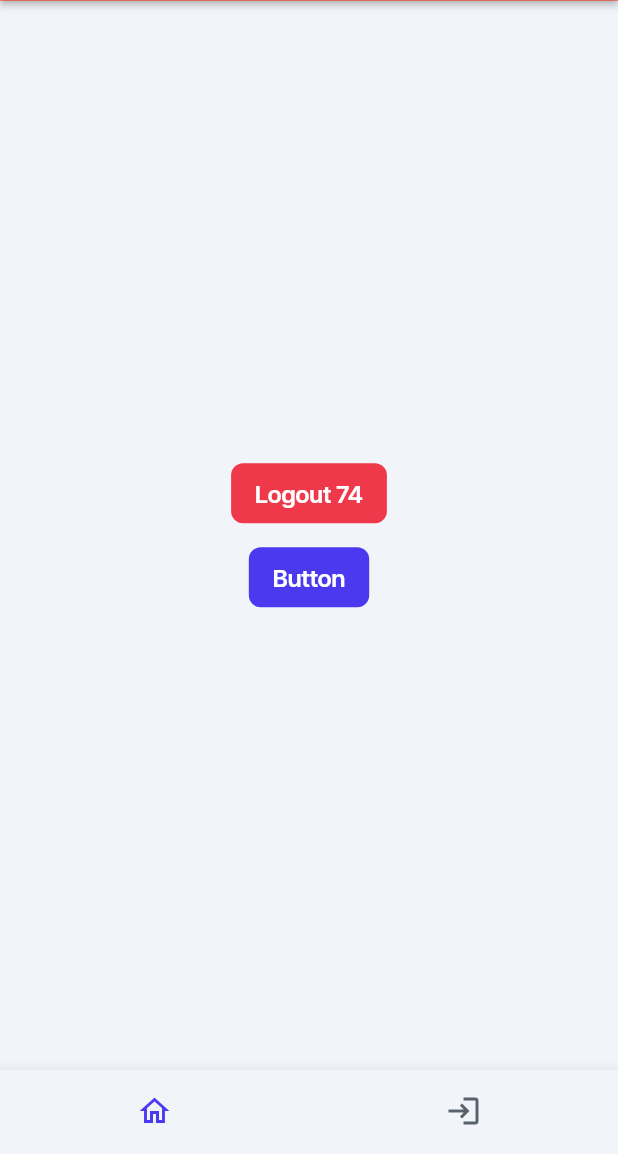
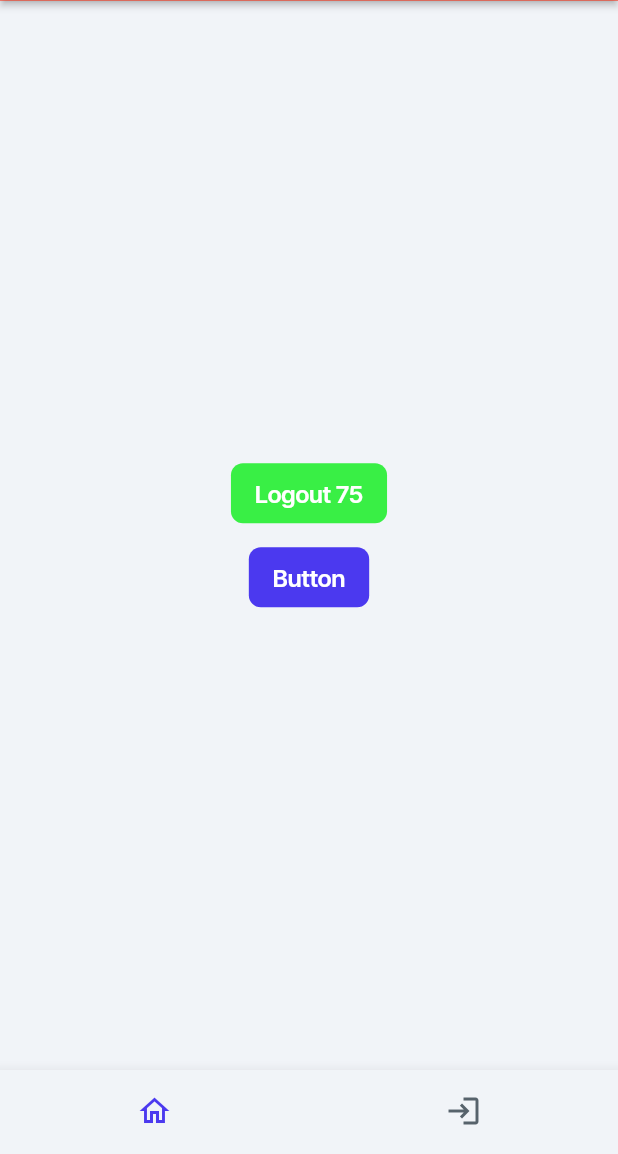
Before and after one commit to ffhr/FlutterFlowBenchmark, a Flutter app: the screen it shows once a user with an empty profile is signed in, on a phone screen of 412 x 824 dp, the part 82-1236 px from its top. Run offline on Flutter 3.47's test engine with Material 3 defaults, Android fonts, the phone set to English and light mode, and no system bars; drawn by our look-alikes of auto_size_text; our stand-ins replace firebase_auth, firebase_core, font_awesome_flutter, from_css_color, go_router, google_fonts and 6 more; missing offline and left inert: json_path; accounts and stored records are empty; statements that could not run were skipped.

Commit message:
Updating to latest FlutterFlow output.

```diff
--- a/lib/pages/home_page/home_page_widget.dart
+++ b/lib/pages/home_page/home_page_widget.dart
@@ -77,14 +77,14 @@ class _HomePageWidgetState extends State<HomePageWidget> {
 
                     context.goNamedAuth('LoginPage', context.mounted);
                   },
-                  text: 'Logout 74',
+                  text: 'Logout 75',
                   options: FFButtonOptions(
                     height: 40.0,
                     padding:
                         EdgeInsetsDirectional.fromSTEB(16.0, 0.0, 16.0, 0.0),
                     iconPadding:
                         EdgeInsetsDirectional.fromSTEB(0.0, 0.0, 0.0, 0.0),
-                    color: Color(0xFFEF394B),
+                    color: Color(0xFF39EF45),
                     textStyle: FlutterFlowTheme.of(context).titleSmall.override(
                           fontFamily: 'Inter Tight',
                           color: Colors.white,
```
